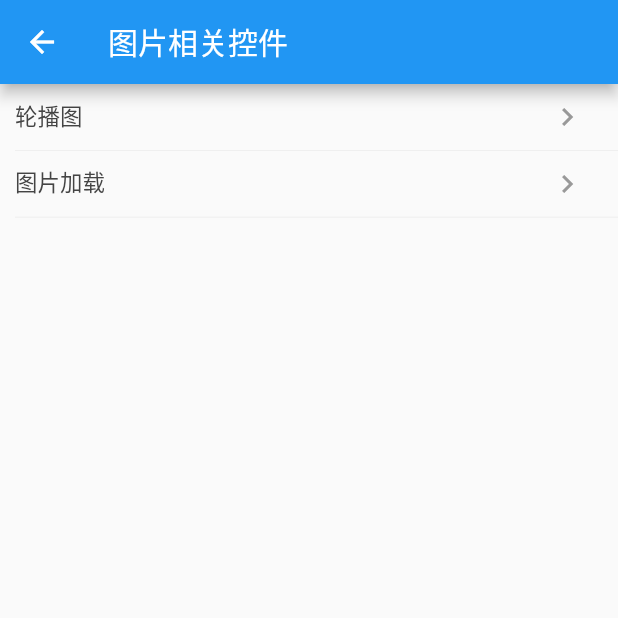
After one commit to zlqscount/zui_flutter, a Flutter app: the ImageRoute screen opened directly, on a phone screen of 412 x 824 dp, the top half of it. The commit adds this screen. Run offline on Flutter 3.47's test engine with Material 2 defaults, Android fonts, the phone set to English and light mode, and no system bars; network calls fail.

Commit message:
增加图片加载控件。

```diff
--- /dev/null
+++ b/lib/home/commonuse/detail/image/image_route.dart
@@ -0,0 +1,58 @@
+import 'package:flutter/material.dart';
+import 'package:zuiflutter/home/commonuse/detail/image/banner/banner_route.dart';
+import 'package:zuiflutter/home/commonuse/detail/image/imageload/image_load_route.dart';
+import 'package:zuiflutter/view/item_view.dart';
+
+class ImageRoute extends StatefulWidget {
+  ImageRoute({Key key}) : super(key: key);
+
+  @override
+  _ImageState createState() {
+    return _ImageState();
+  }
+}
+
+class _ImageState extends State<ImageRoute> {
+  @override
+  void initState() {
+    super.initState();
+  }
+
+  @override
+  void dispose() {
+    super.dispose();
+  }
+
+  @override
+  Widget build(BuildContext context) {
+    return new Scaffold(
+      appBar: AppBar(
+        title: Text("图片相关控件"),
+      ),
+      body: ListView(
+        children: [
+          ItemView(
+            "轮播图",
+            "",
+            clickListener: () {
+              Navigator.of(context)
+                  .push(new MaterialPageRoute(builder: (context) {
+                return BannerRoute();
+              }));
+            },
+          ),
+          ItemView(
+            "图片加载",
+            "",
+            clickListener: () {
+              Navigator.of(context)
+                  .push(new MaterialPageRoute(builder: (context) {
+                return ImageLoadRoute();
+              }));
+            },
+          ),
+        ],
+      ),
+    );
+  }
+}
```
Also changed, not shown: lib/home/commonuse/components.dart (+10 -0 lines), lib/home/commonuse/detail/image/banner/banner_route.dart (added, +38 -0 lines), lib/home/commonuse/detail/image/imageload/image_load_route.dart (added, +58 -0 lines), lib/view/image/fullimage/full_screem_image.dart (added, +35 -0 lines), lib/view/image/loadimg/load_img.dart (added, +33 -0 lines), 1 other file.
